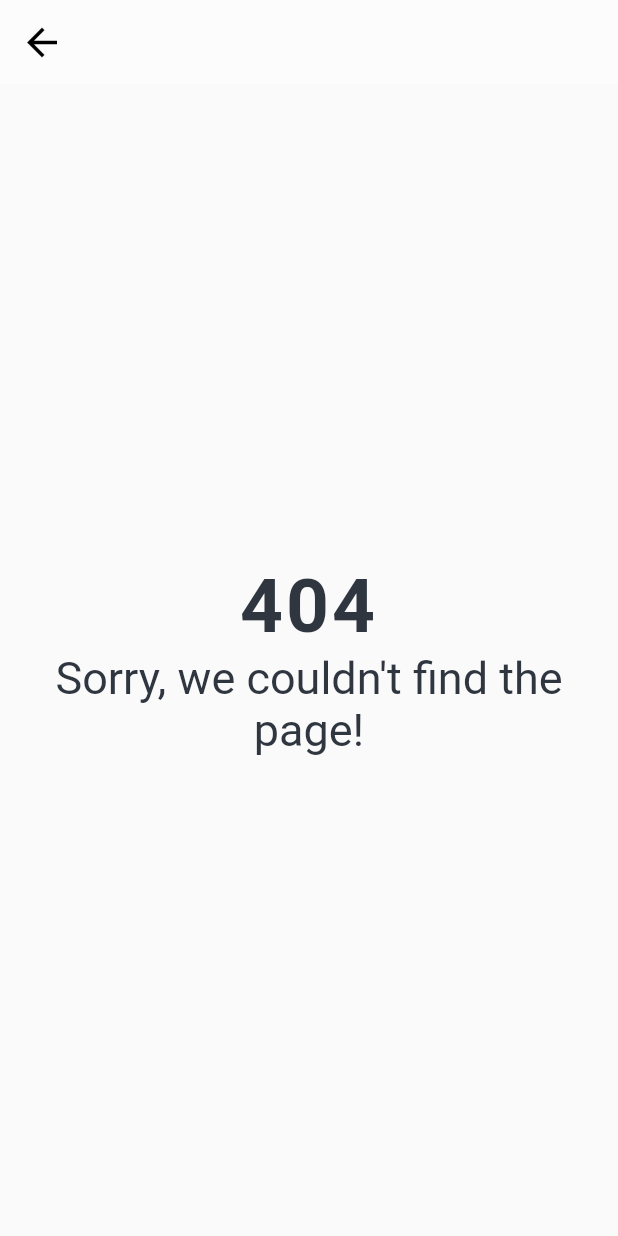
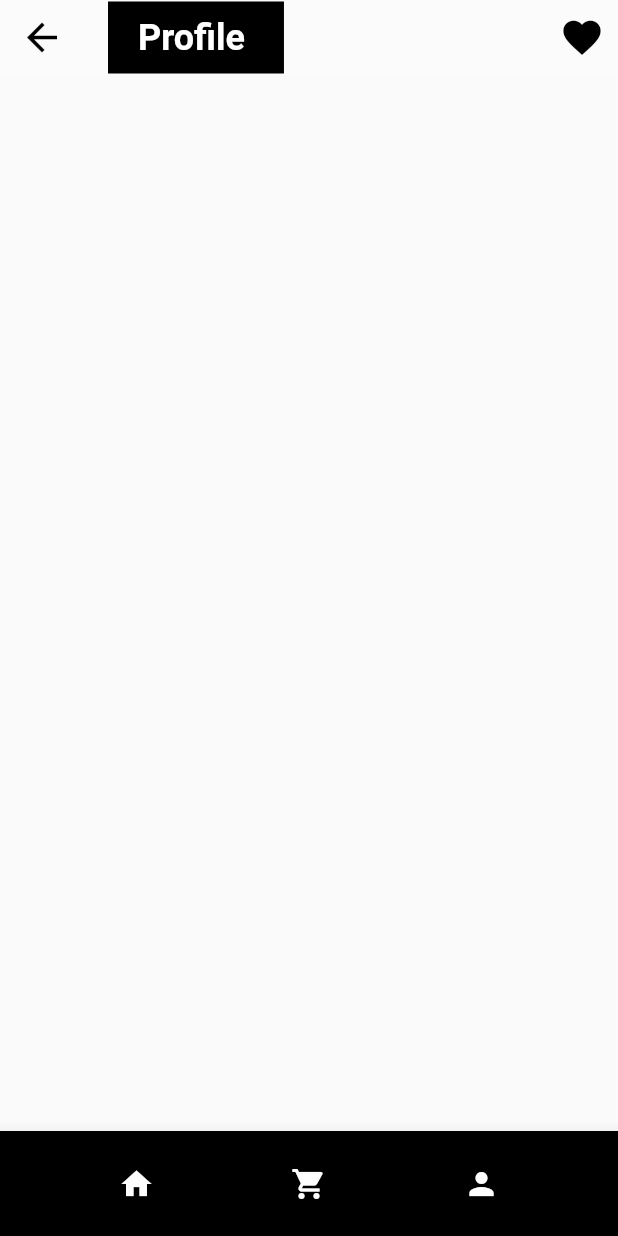
Before and after one commit to manuelduarte077/ecommerce, a Flutter app: the screen it shows after launch, after a tap on the "person" icon, on a phone screen of 412 x 824 dp. Run offline on Flutter 3.47's test engine with Material 2 defaults, Android fonts, the phone set to English and light mode, and no system bars; Roboto replaces fonts that are missing (Anton, Avenir).

Commit message:
feat: all routes page

```diff
--- a/lib/app/app.dart
+++ b/lib/app/app.dart
@@ -9,7 +9,6 @@ class MyApp extends StatelessWidget {
   Widget build(BuildContext context) {
     return const MaterialApp(
       debugShowCheckedModeBanner: false,
-      title: 'Material App',
       onGenerateRoute: AppRouter.onGenerateRoute,
       initialRoute: HomeScreen.routeName,
     );
--- a/lib/config/app_router.dart
+++ b/lib/config/app_router.dart
@@ -9,6 +9,19 @@ class AppRouter {
     switch (settings.name) {
       case '/':
         return HomeScreen.route();
+      case HomeScreen.routeName:
+        return HomeScreen.route();
+      case CartScreen.routeName:
+        return CartScreen.route();
+      case PersonScreen.routeName:
+        return PersonScreen.route();
+      case ProductScreen.routeName:
+        return ProductScreen.route();
+      case WishListScreen.routeName:
+        return WishListScreen.route();
+      case CatalogScreen.routeName:
+        return CatalogScreen.route();
+
       default:
         return _errorRoute();
     }
--- a/lib/errors/error_route.dart
+++ b/lib/errors/error_route.dart
@@ -7,7 +7,7 @@ class ErrorRoutes extends StatelessWidget {
   Widget build(BuildContext context) {
     return Scaffold(
       appBar: AppBar(
-        backgroundColor: Colors.white38,
+        backgroundColor: Colors.white10,
         elevation: 0,
         leading: IconButton(
           icon: const Icon(
--- /dev/null
+++ b/lib/screens/cart/cart_screen.dart
@@ -0,0 +1,23 @@
+import 'package:ecommerce/widgets/widgets.dart';
+import 'package:flutter/material.dart';
+
+class CartScreen extends StatelessWidget {
+  const CartScreen({Key? key}) : super(key: key);
+
+  static const String routeName = '/cart';
+
+  static Route route() {
+    return MaterialPageRoute(
+      settings: const RouteSettings(name: routeName),
+      builder: (context) => const CartScreen(),
+    );
+  }
+
+  @override
+  Widget build(BuildContext context) {
+    return const Scaffold(
+      appBar: CustomAppBar(title: "Cart"),
+      bottomNavigationBar: CustomNavBar(),
+    );
+  }
+}
--- /dev/null
+++ b/lib/screens/catalog/catalog_screen.dart
@@ -0,0 +1,23 @@
+import 'package:ecommerce/widgets/widgets.dart';
+import 'package:flutter/material.dart';
+
+class CatalogScreen extends StatelessWidget {
+  const CatalogScreen({Key? key}) : super(key: key);
+
+  static const String routeName = '/catalog';
+
+  static Route route() {
+    return MaterialPageRoute(
+      settings: const RouteSettings(name: routeName),
+      builder: (context) => const CatalogScreen(),
+    );
+  }
+
+  @override
+  Widget build(BuildContext context) {
+    return const Scaffold(
+      appBar: CustomAppBar(title: "Catalog products"),
+      bottomNavigationBar: CustomNavBar(),
+    );
+  }
+}
--- /dev/null
+++ b/lib/screens/person/person_screen.dart
@@ -0,0 +1,23 @@
+import 'package:ecommerce/widgets/widgets.dart';
+import 'package:flutter/material.dart';
+
+class PersonScreen extends StatelessWidget {
+  const PersonScreen({Key? key}) : super(key: key);
+
+  static const String routeName = '/person';
+
+  static Route route() {
+    return MaterialPageRoute(
+      settings: const RouteSettings(name: routeName),
+      builder: (context) => const PersonScreen(),
+    );
+  }
+
+  @override
+  Widget build(BuildContext context) {
+    return const Scaffold(
+      appBar: CustomAppBar(title: "Profile "),
+      bottomNavigationBar: CustomNavBar(),
+    );
+  }
+}
--- /dev/null
+++ b/lib/screens/product/product_screen.dart
@@ -0,0 +1,23 @@
+import 'package:ecommerce/widgets/widgets.dart';
+import 'package:flutter/material.dart';
+
+class ProductScreen extends StatelessWidget {
+  const ProductScreen({Key? key}) : super(key: key);
+
+  static const String routeName = '/product';
+
+  static Route route() {
+    return MaterialPageRoute(
+      settings: const RouteSettings(name: routeName),
+      builder: (context) => const ProductScreen(),
+    );
+  }
+
+  @override
+  Widget build(BuildContext context) {
+    return const Scaffold(
+      appBar: CustomAppBar(title: "Product"),
+      bottomNavigationBar: CustomNavBar(),
+    );
+  }
+}
--- a/lib/screens/screens.dart
+++ b/lib/screens/screens.dart
@@ -1 +1,6 @@
 export 'package:ecommerce/screens/home/home_screen.dart';
+export 'package:ecommerce/screens/cart/cart_screen.dart';
+export 'package:ecommerce/screens/person/person_screen.dart';
+export 'package:ecommerce/screens/catalog/catalog_screen.dart';
+export 'package:ecommerce/screens/product/product_screen.dart';
+export 'package:ecommerce/screens/wishlist/wishlist_screen.dart';
--- /dev/null
+++ b/lib/screens/wishlist/wishlist_screen.dart
@@ -0,0 +1,23 @@
+import 'package:ecommerce/widgets/widgets.dart';
+import 'package:flutter/material.dart';
+
+class WishListScreen extends StatelessWidget {
+  const WishListScreen({Key? key}) : super(key: key);
+
+  static const String routeName = '/wishlist';
+
+  static Route route() {
+    return MaterialPageRoute(
+      settings: const RouteSettings(name: routeName),
+      builder: (context) => const WishListScreen(),
+    );
+  }
+
+  @override
+  Widget build(BuildContext context) {
+    return const Scaffold(
+      appBar: CustomAppBar(title: "Wish List"),
+      bottomNavigationBar: CustomNavBar(),
+    );
+  }
+}
--- a/lib/widgets/custom_appbar.dart
+++ b/lib/widgets/custom_appbar.dart
@@ -11,7 +11,7 @@ class CustomAppBar extends StatelessWidget with PreferredSizeWidget {
   @override
   Widget build(BuildContext context) {
     return AppBar(
-      backgroundColor: Colors.white38,
+      backgroundColor: Colors.white10,
       elevation: 0,
       title: Container(
         color: Colors.black,
@@ -32,7 +32,9 @@ class CustomAppBar extends StatelessWidget with PreferredSizeWidget {
       actions: [
         IconButton(
           icon: const Icon(Icons.favorite),
-          onPressed: () {},
+          onPressed: () {
+            Navigator.pushNamed(context, '/wishlist');
+          },
         ),
       ],
     );
--- a/lib/widgets/custom_navbar.dart
+++ b/lib/widgets/custom_navbar.dart
@@ -29,7 +29,7 @@ class CustomNavBar extends StatelessWidget {
             IconButton(
               icon: const Icon(Icons.person, color: Colors.white),
               onPressed: () {
-                Navigator.pushNamed(context, '/profile');
+                Navigator.pushNamed(context, '/person');
               },
             ),
           ],
```
